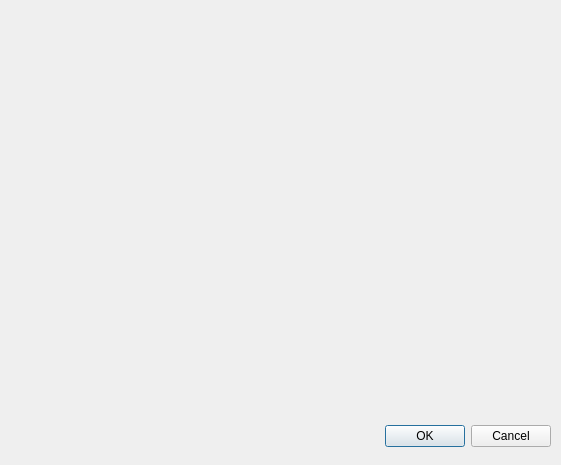
Above: TransDialog2D.ui from SCIInstitute/ImageVis3D before the change. Below: the same form after it.
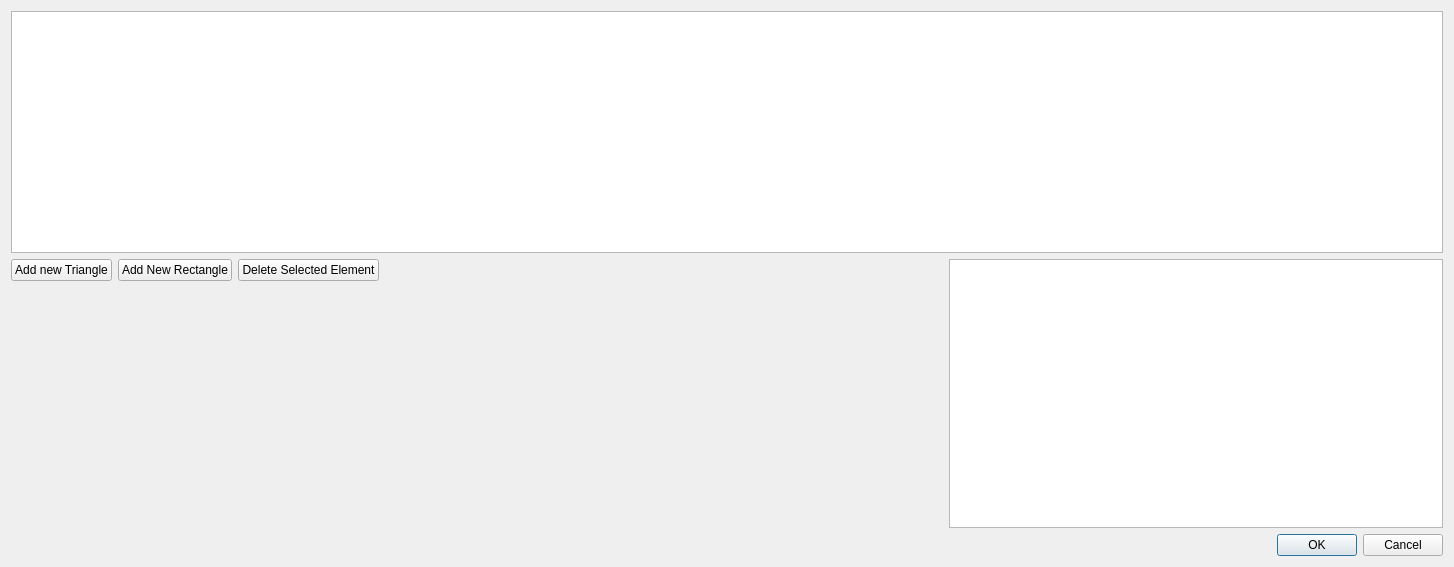
That is the form after the change.

```diff
--- a/TransDialog2D.ui
+++ b/TransDialog2D.ui
@@ -5,29 +5,92 @@
    <rect>
     <x>0</x>
     <y>0</y>
-    <width>561</width>
-    <height>465</height>
+    <width>1450</width>
+    <height>567</height>
    </rect>
   </property>
   <property name="windowTitle" >
    <string>Dialog</string>
   </property>
-  <widget class="QDialogButtonBox" name="buttonBox" >
-   <property name="geometry" >
-    <rect>
-     <x>210</x>
-     <y>420</y>
-     <width>341</width>
-     <height>32</height>
-    </rect>
-   </property>
-   <property name="orientation" >
-    <enum>Qt::Horizontal</enum>
-   </property>
-   <property name="standardButtons" >
-    <set>QDialogButtonBox::Cancel|QDialogButtonBox::Ok</set>
-   </property>
-  </widget>
+  <layout class="QGridLayout" name="gridLayout" >
+   <item row="0" column="0" colspan="5" >
+    <widget class="QGraphicsView" name="graphicsView_Histogram" >
+     <property name="minimumSize" >
+      <size>
+       <width>1432</width>
+       <height>176</height>
+      </size>
+     </property>
+    </widget>
+   </item>
+   <item row="1" column="0" >
+    <widget class="QPushButton" name="pushButton" >
+     <property name="text" >
+      <string>Add new Triangle</string>
+     </property>
+    </widget>
+   </item>
+   <item row="1" column="1" >
+    <widget class="QPushButton" name="pushButton_2" >
+     <property name="text" >
+      <string>Add New Rectangle</string>
+     </property>
+    </widget>
+   </item>
+   <item row="1" column="2" >
+    <widget class="QPushButton" name="pushButton_3" >
+     <property name="text" >
+      <string>Delete Selected Element</string>
+     </property>
+    </widget>
+   </item>
+   <item row="1" column="3" >
+    <spacer name="horizontalSpacer" >
+     <property name="orientation" >
+      <enum>Qt::Horizontal</enum>
+     </property>
+     <property name="sizeHint" stdset="0" >
+      <size>
+       <width>675</width>
+       <height>20</height>
+      </size>
+     </property>
+    </spacer>
+   </item>
+   <item rowspan="2" row="1" column="4" >
+    <widget class="QGraphicsView" name="graphicsView_ColorPicker" >
+     <property name="minimumSize" >
+      <size>
+       <width>494</width>
+       <height>175</height>
+      </size>
+     </property>
+    </widget>
+   </item>
+   <item row="2" column="0" >
+    <spacer name="verticalSpacer" >
+     <property name="orientation" >
+      <enum>Qt::Vertical</enum>
+     </property>
+     <property name="sizeHint" stdset="0" >
+      <size>
+       <width>20</width>
+       <height>40</height>
+      </size>
+     </property>
+    </spacer>
+   </item>
+   <item row="3" column="4" >
+    <widget class="QDialogButtonBox" name="buttonBox" >
+     <property name="orientation" >
+      <enum>Qt::Horizontal</enum>
+     </property>
+     <property name="standardButtons" >
+      <set>QDialogButtonBox::Cancel|QDialogButtonBox::Ok</set>
+     </property>
+    </widget>
+   </item>
+  </layout>
  </widget>
  <resources/>
  <connections>
```
